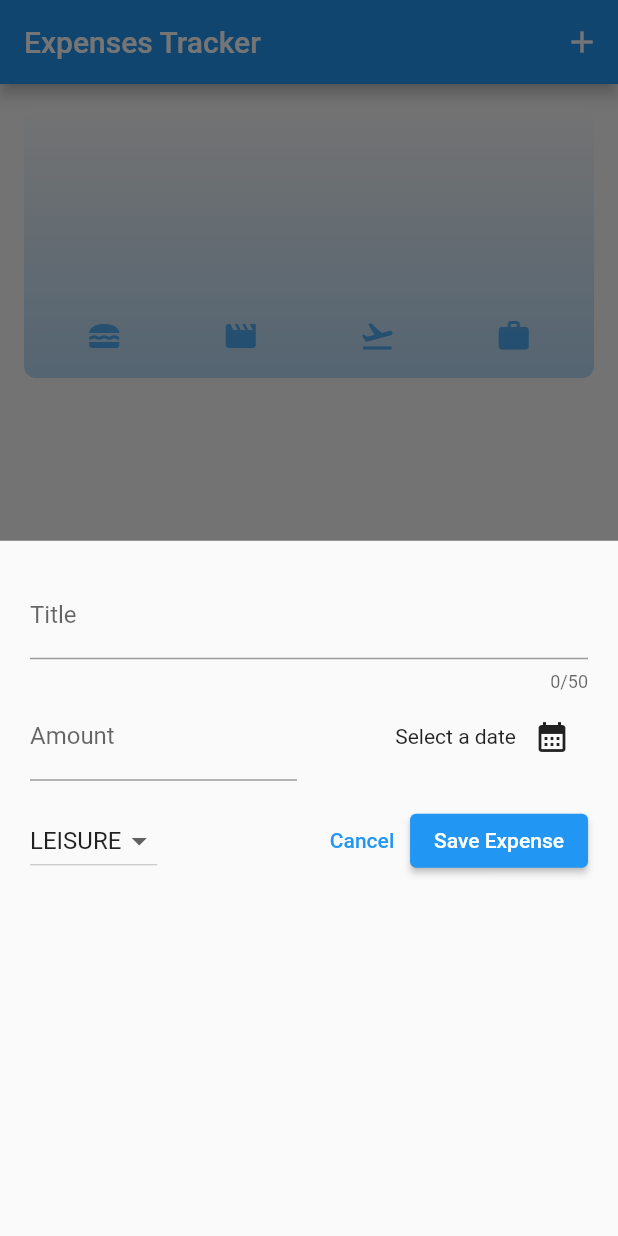
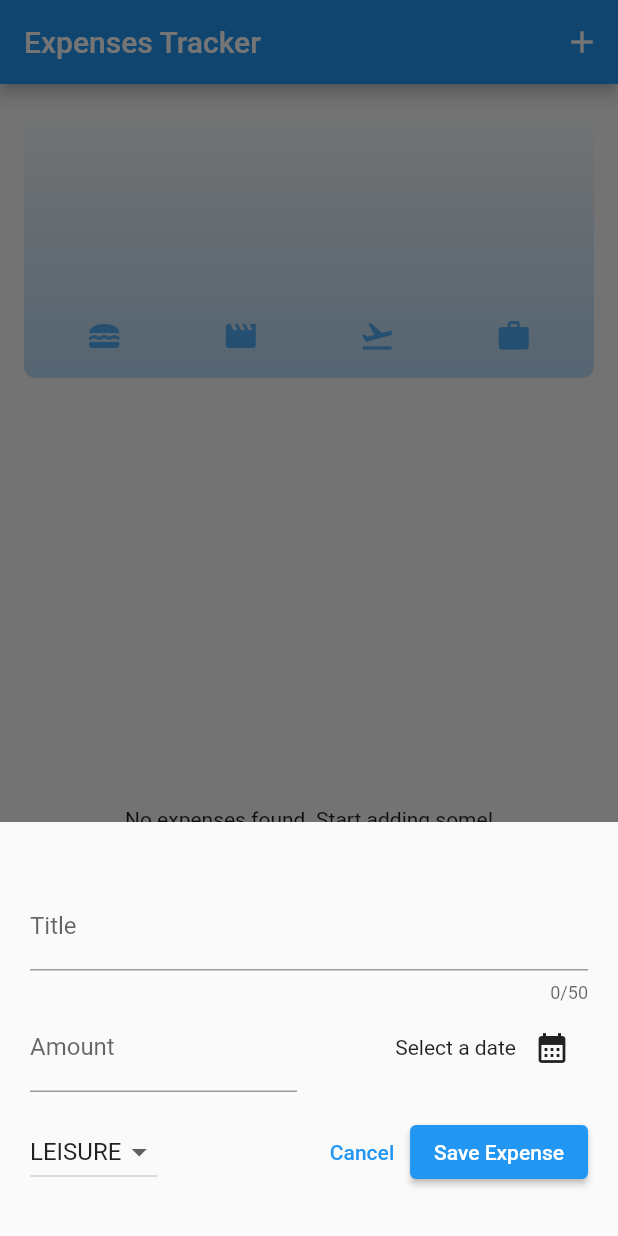
Before and after one commit to JoaoVitorLima242/expenses_tracker, a Flutter app: the screen it shows after launch, after a tap on the "add" icon, on a phone screen of 412 x 824 dp. Run offline on Flutter 3.47's test engine with Material 2 defaults, Android fonts, the phone set to English and light mode, and no system bars.

Commit message:
some sizes adjusts

```diff
--- a/lib/custom_widgets/new_expense_bottom_sheet.dart
+++ b/lib/custom_widgets/new_expense_bottom_sheet.dart
@@ -83,6 +83,8 @@ class _NewExpensesBottomSheet extends State<NewExpensesBottomSheet> {
 
   @override
   Widget build(BuildContext context) {
+    bool isScreenHorizontal = MediaQuery.of(context).size.width > 600;
+    final keyboardSpace = MediaQuery.of(context).viewInsets.bottom;
     final dropdownList = Category.values
         .map(
           (category) => DropdownMenuItem(
@@ -92,9 +94,15 @@ class _NewExpensesBottomSheet extends State<NewExpensesBottomSheet> {
         )
         .toList();
 
-    return Container(
+    return SingleChildScrollView(
+      child: Container(
         width: double.infinity,
-      padding: const EdgeInsets.all(20),
+        padding: EdgeInsets.only(
+          left: isScreenHorizontal ? 40 : 20,
+          right: isScreenHorizontal ? 40 : 20,
+          top: 40,
+          bottom: keyboardSpace + 16,
+        ),
         child: Column(
           children: [
             TextField(
@@ -142,14 +150,19 @@ class _NewExpensesBottomSheet extends State<NewExpensesBottomSheet> {
                   onChanged: _onSelectCategory,
                 ),
                 const Spacer(),
-              TextButton(onPressed: _onCancel, child: const Text('Cancel')),
+                TextButton(
+                  onPressed: _onCancel,
+                  child: const Text('Cancel'),
+                ),
                 ElevatedButton(
                   onPressed: _onSaveExpense,
                   child: const Text('Save Expense'),
                 )
               ],
-          )
+            ),
+            const SizedBox(height: 16),
           ],
+        ),
       ),
     );
   }
--- a/lib/main.dart
+++ b/lib/main.dart
@@ -1,17 +1,11 @@
 import 'package:expenses_tracker/screens/expenses_screen.dart';
 import 'package:flutter/material.dart';
-import 'package:flutter/services.dart';
 
 var customColorScheme = ColorScheme.fromSeed(
   seedColor: const Color(0xff00b4d8),
 );
 
 void main() {
-  WidgetsFlutterBinding.ensureInitialized();
-
-  SystemChrome.setPreferredOrientations([
-    DeviceOrientation.portraitUp,
-  ]).then((fn) {
   runApp(
     MaterialApp(
       theme: ThemeData(brightness: Brightness.light),
@@ -20,5 +14,4 @@ void main() {
       home: const ExpensesScreen(),
     ),
   );
-  });
 }
--- a/lib/screens/expenses_screen.dart
+++ b/lib/screens/expenses_screen.dart
@@ -53,6 +53,7 @@ class _ExpenseScreen extends State<ExpensesScreen> {
 
   void _openAddExpenseModal() {
     showModalBottomSheet(
+      isScrollControlled: true,
       context: context,
       builder: (ctx) => NewExpensesBottomSheet(
         onAddExpense: onAddExpense,
@@ -62,6 +63,8 @@ class _ExpenseScreen extends State<ExpensesScreen> {
 
   @override
   Widget build(BuildContext context) {
+    bool isScreenHorizontal = MediaQuery.of(context).size.width > 600;
+
     return Scaffold(
       appBar: AppBar(
         title: const Text('Expenses Tracker'),
@@ -72,7 +75,19 @@ class _ExpenseScreen extends State<ExpensesScreen> {
           ),
         ],
       ),
-      body: Column(
+      body: isScreenHorizontal
+          ? Row(
+              children: [
+                Expanded(child: Chart(expenses: _registeredExpenses)),
+                Expanded(
+                  child: ExpensesList(
+                    expensesList: _registeredExpenses,
+                    onRemoveExpense: _onRemoveExpense,
+                  ),
+                )
+              ],
+            )
+          : Column(
               children: [
                 Chart(expenses: _registeredExpenses),
                 Expanded(
```
Lines whose indentation alone changed are shown as unchanged.
